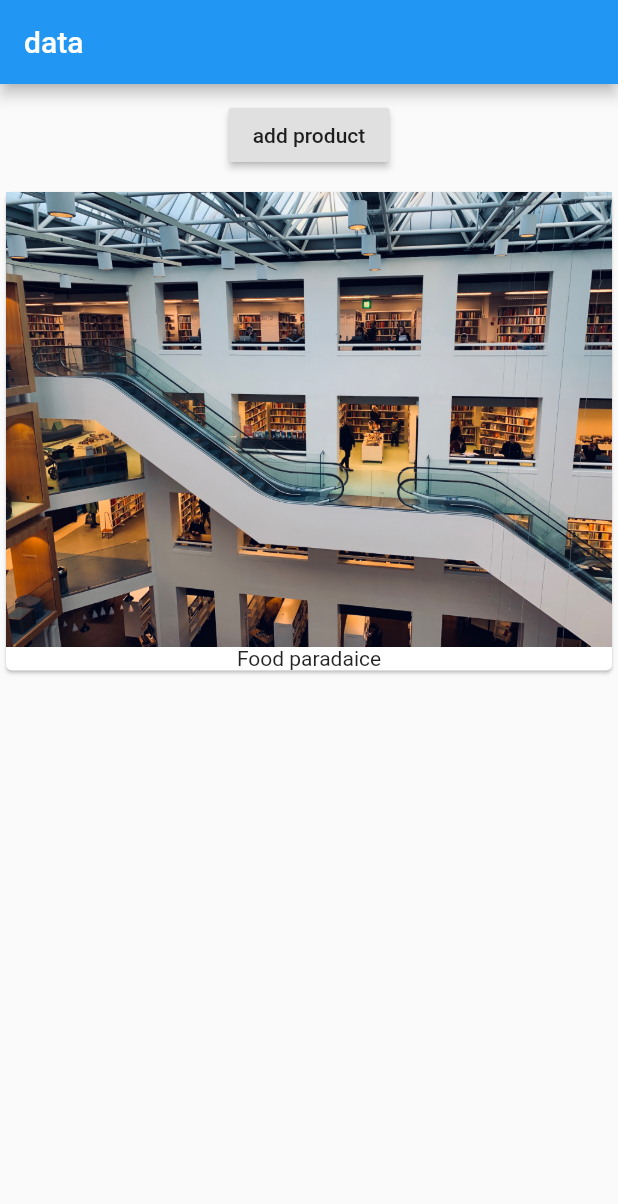
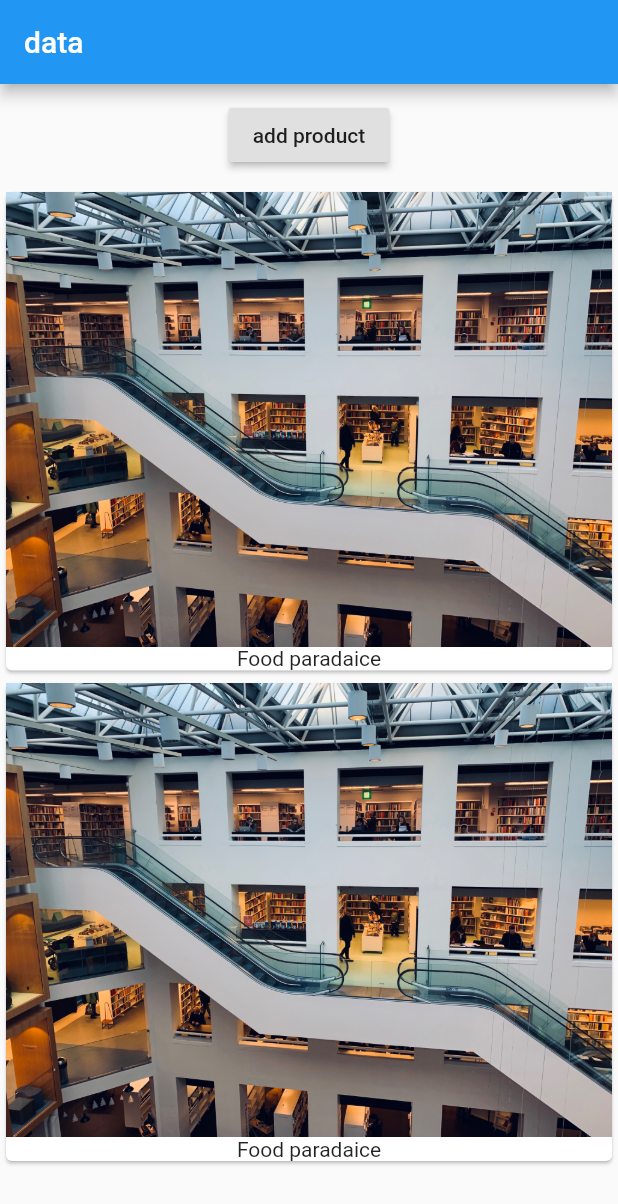
Before and after one commit to nphsu/leo, a Flutter app: the screen it shows after launch, after a tap on "add product", on a phone screen of 412 x 824 dp. Shown: the top 1204 px of the screen. Run offline on Flutter 3.47's test engine with Material 2 defaults, Android fonts, the phone set to English and light mode, and no system bars.

Commit message:
modify add button enable

```diff
--- a/lib/main.dart
+++ b/lib/main.dart
@@ -2,7 +2,17 @@ import 'package:flutter/material.dart';
 
 void main() => runApp(MyApp());
 
-class MyApp extends StatelessWidget {
+class MyApp extends StatefulWidget {
+  @override
+  State<StatefulWidget> createState() {
+    return _MyAppState();
+  }
+}
+
+class _MyAppState extends State {
+  List<String> _products = ['Food tester'];
+
+  @override
   Widget build(BuildContext context) {
     return MaterialApp(
       home: Scaffold(
@@ -13,11 +23,18 @@ class MyApp extends StatelessWidget {
           Container(
             margin: EdgeInsets.all(10.0),
             child: RaisedButton(
-              onPressed: () {},
+              onPressed: () {
+                setState(() {
+                  _products.add('Advanced Food');
+                });
+              },
               child: Text('add product'),
             ),
           ),
-          Card(
+          Column(
+            children: _products
+                .map(
+                  (element) => Card(
                         child: Column(
                           children: <Widget>[
                             Image.asset('assets/2419.JPG'),
@@ -25,6 +42,9 @@ class MyApp extends StatelessWidget {
                           ],
                         ),
                       ),
+                )
+                .toList(),
+          ),
         ]),
       ),
     );
```
Lines whose indentation alone changed are shown as unchanged.
